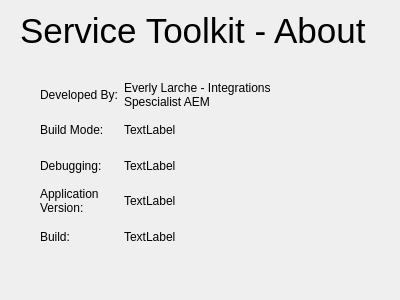
Before: the Qt Designer form _internal/about.ui in everly-aem/SVCTK-ops, drawn with Qt 5.
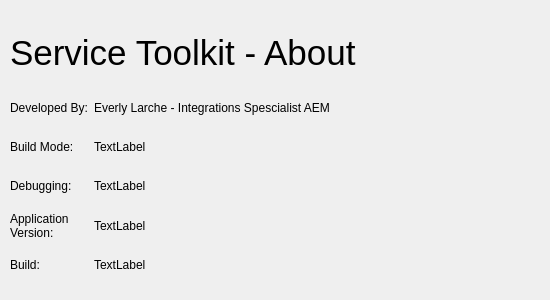
After: the same form once the commit is applied. Icons and pictures are not drawn.

What changed in the file:
```diff
--- a/_internal/about.ui
+++ b/_internal/about.ui
@@ -6,19 +6,19 @@
    <rect>
     <x>0</x>
     <y>0</y>
-    <width>400</width>
+    <width>550</width>
     <height>300</height>
    </rect>
   </property>
   <property name="minimumSize">
    <size>
-    <width>400</width>
+    <width>550</width>
     <height>300</height>
    </size>
   </property>
   <property name="maximumSize">
    <size>
-    <width>400</width>
+    <width>550</width>
     <height>300</height>
    </size>
   </property>
@@ -29,15 +29,56 @@
    <iconset>
     <normaloff>__assets/AEM_RGB-Symbol-Colour.png</normaloff>__assets/AEM_RGB-Symbol-Colour.png</iconset>
   </property>
+  <widget class="QLabel" name="label_2">
+   <property name="geometry">
+    <rect>
+     <x>300</x>
+     <y>20</y>
+     <width>61</width>
+     <height>61</height>
+    </rect>
+   </property>
+   <property name="text">
+    <string/>
+   </property>
+   <property name="pixmap">
+    <pixmap>../assets/AEM_RGB-Symbol-Colour.png</pixmap>
+   </property>
+   <property name="scaledContents">
+    <bool>true</bool>
+   </property>
+  </widget>
+  <widget class="QWidget" name="gridLayoutWidget_2">
+   <property name="geometry">
+    <rect>
+     <x>10</x>
+     <y>20</y>
+     <width>521</width>
+     <height>261</height>
+    </rect>
+   </property>
+   <layout class="QGridLayout" name="gridLayout_2">
+    <item row="0" column="1">
+     <widget class="QLabel" name="label_9">
+      <property name="maximumSize">
+       <size>
+        <width>65</width>
+        <height>65</height>
+       </size>
+      </property>
+      <property name="text">
+       <string/>
+      </property>
+      <property name="pixmap">
+       <pixmap>__assets/AEM_RGB-Symbol-Colour.png</pixmap>
+      </property>
+      <property name="scaledContents">
+       <bool>true</bool>
+      </property>
+     </widget>
+    </item>
+    <item row="0" column="0">
   <widget class="QLabel" name="label">
-   <property name="geometry">
-    <rect>
-     <x>20</x>
-     <y>10</y>
-     <width>351</width>
-     <height>41</height>
-    </rect>
-   </property>
    <property name="font">
     <font>
      <pointsize>26</pointsize>
@@ -46,35 +87,12 @@
    <property name="text">
     <string>Service Toolkit - About</string>
    </property>
-  </widget>
-  <widget class="QLabel" name="label_2">
-   <property name="geometry">
-    <rect>
-     <x>300</x>
-     <y>20</y>
-     <width>61</width>
-     <height>61</height>
-    </rect>
-   </property>
-   <property name="text">
-    <string/>
-   </property>
-   <property name="pixmap">
-    <pixmap>../assets/AEM_RGB-Symbol-Colour.png</pixmap>
-   </property>
    <property name="scaledContents">
     <bool>true</bool>
    </property>
   </widget>
-  <widget class="QWidget" name="gridLayoutWidget">
-   <property name="geometry">
-    <rect>
-     <x>40</x>
-     <y>80</y>
-     <width>281</width>
-     <height>171</height>
-    </rect>
-   </property>
+    </item>
+    <item row="1" column="0">
    <layout class="QGridLayout" name="gridLayout">
     <item row="3" column="0">
      <widget class="QLabel" name="label_7">
@@ -159,25 +177,8 @@
      </widget>
     </item>
    </layout>
-  </widget>
-  <widget class="QLabel" name="label_9">
-   <property name="geometry">
-    <rect>
-     <x>300</x>
-     <y>20</y>
-     <width>61</width>
-     <height>61</height>
-    </rect>
-   </property>
-   <property name="text">
-    <string/>
-   </property>
-   <property name="pixmap">
-    <pixmap>__assets/AEM_RGB-Symbol-Colour.png</pixmap>
-   </property>
-   <property name="scaledContents">
-    <bool>true</bool>
-   </property>
+    </item>
+   </layout>
   </widget>
  </widget>
  <resources/>
```
Lines whose indentation alone changed are shown as unchanged.
